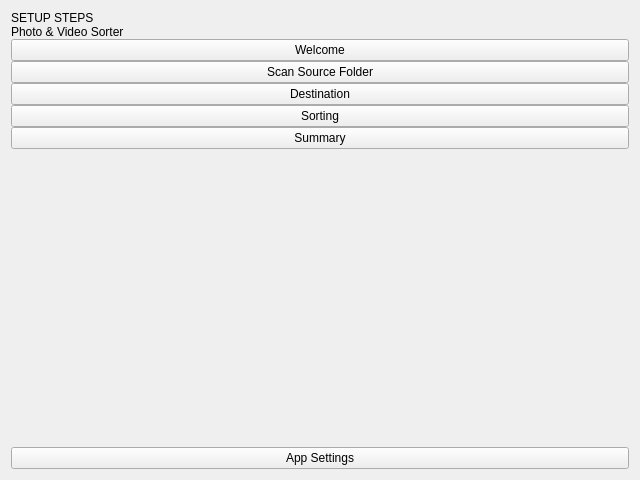
Old version of the form ui/sidebar.ui in the repository dominikx2002/photo-video-sorter.
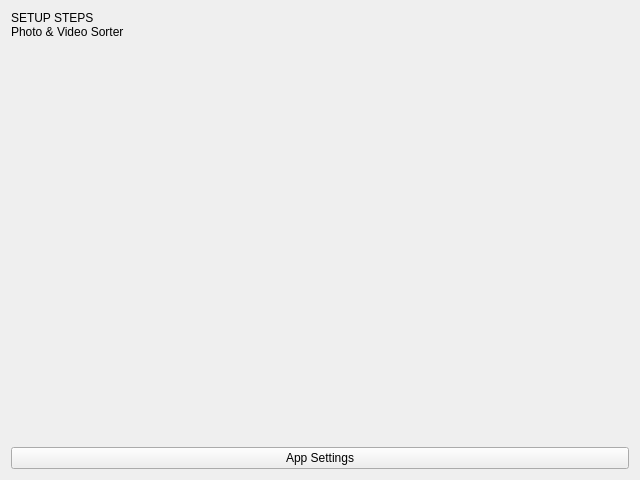
New version of the form.

Commit message: Release v1.2.0: system theme, dedup, multi-source, Finder chrome, tools

What changed in the file:
```diff
--- a/ui/sidebar.ui
+++ b/ui/sidebar.ui
@@ -32,68 +32,29 @@
     </widget>
    </item>
    <item>
-    <widget class="QPushButton" name="welcomeButton">
-     <property name="checkable">
-      <bool>true</bool>
+    <widget class="QWidget" name="stepperHost" native="true">
+     <property name="sizePolicy">
+      <sizepolicy hsizetype="Preferred" vsizetype="Expanding">
+       <horstretch>0</horstretch>
+       <verstretch>0</verstretch>
+      </sizepolicy>
      </property>
-     <property name="text">
-      <string>Welcome</string>
-     </property>
+     <layout class="QVBoxLayout" name="stepperHostLayout">
+      <property name="leftMargin">
+       <number>0</number>
+      </property>
+      <property name="topMargin">
+       <number>0</number>
+      </property>
+      <property name="rightMargin">
+       <number>0</number>
+      </property>
+      <property name="bottomMargin">
+       <number>0</number>
+      </property>
+     </layout>
     </widget>
    </item>
-   <item>
-    <widget class="QPushButton" name="sourceFolderButton">
-     <property name="checkable">
-      <bool>true</bool>
-     </property>
-     <property name="text">
-      <string>Scan Source Folder</string>
-     </property>
-    </widget>
-   </item>
-   <item>
-    <widget class="QPushButton" name="destinationButton">
-     <property name="checkable">
-      <bool>true</bool>
-     </property>
-     <property name="text">
-      <string>Destination</string>
-     </property>
-    </widget>
-   </item>
-   <item>
-    <widget class="QPushButton" name="sortingButton">
-     <property name="checkable">
-      <bool>true</bool>
-     </property>
-     <property name="text">
-      <string>Sorting</string>
-     </property>
-    </widget>
-   </item>
-   <item>
-    <widget class="QPushButton" name="summaryButton">
-     <property name="checkable">
-      <bool>true</bool>
-     </property>
-     <property name="text">
-      <string>Summary</string>
-     </property>
-    </widget>
-   </item>
-   <item>
-    <spacer name="verticalSpacer">
-     <property name="orientation">
-      <enum>Qt::Orientation::Vertical</enum>
-     </property>
-     <property name="sizeHint" stdset="0">
-      <size>
-       <width>20</width>
-       <height>40</height>
-      </size>
-     </property>
-    </spacer>
-   </item>
    <item>
     <widget class="QPushButton" name="settingsButton">
      <property name="text">
```
The commit also changes 29 other files.
